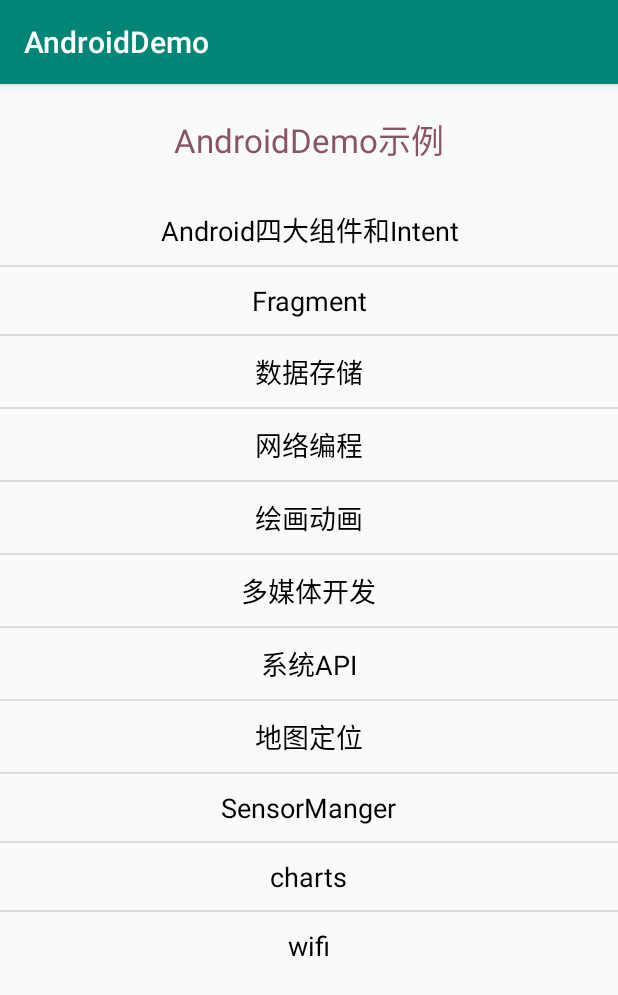
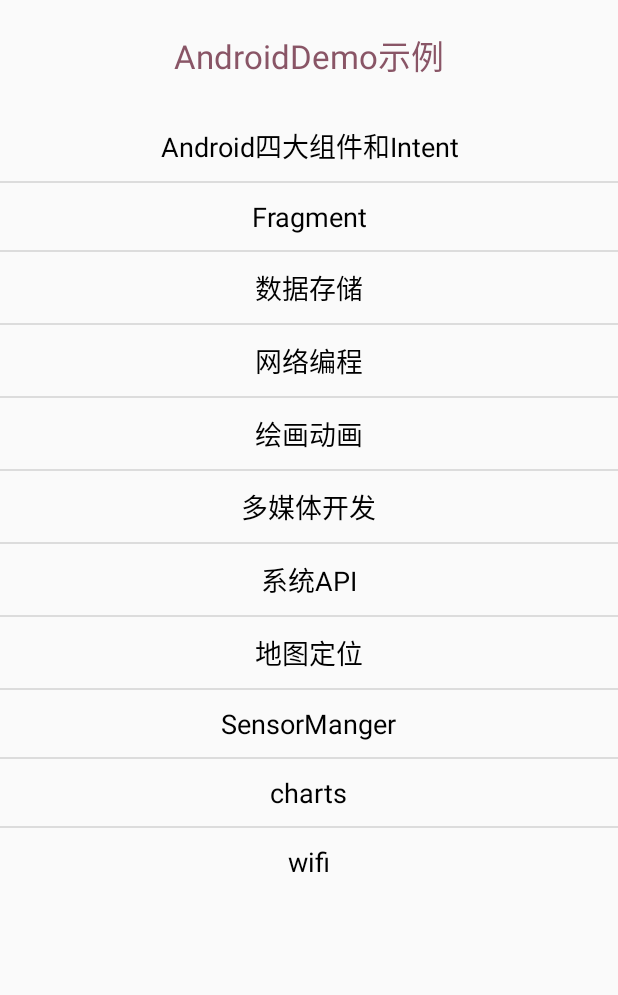
Before and after one commit to xupingwei/Android-Demo, an Android app: the screen it shows after launch (MainActivity), on a phone screen of 412 x 824 dp. Shown: the top 995 px of the screen. Run offline under Robolectric (Android 15) with nearby library versions, the phone set to English and light mode, and no system bars.

Commit message:
修改theme

```diff
--- a/app/src/main/AndroidManifest.xml
+++ b/app/src/main/AndroidManifest.xml
@@ -51,7 +51,7 @@
         android:label="@string/app_name"
         android:roundIcon="@mipmap/ic_launcher_round"
         android:supportsRtl="true"
-        android:theme="@style/AppTheme">
+        android:theme="@style/MyTheme">
         <activity android:name=".MainActivity">
             <intent-filter>
                 <action android:name="android.intent.action.MAIN" />
--- a/app/src/main/res/values/styles.xml
+++ b/app/src/main/res/values/styles.xml
@@ -8,5 +8,12 @@
         <item name="colorAccent">@color/colorAccent</item>
     </style>
 
+    <style name="MyTheme" parent="Theme.AppCompat.Light.NoActionBar">
+        <!-- Customize your theme here. -->
+        <item name="colorPrimary">@color/colorPrimary</item>
+        <item name="colorPrimaryDark">@color/colorPrimaryDark</item>
+        <item name="colorAccent">@color/colorAccent</item>
+    </style>
+
 
 </resources>
```
